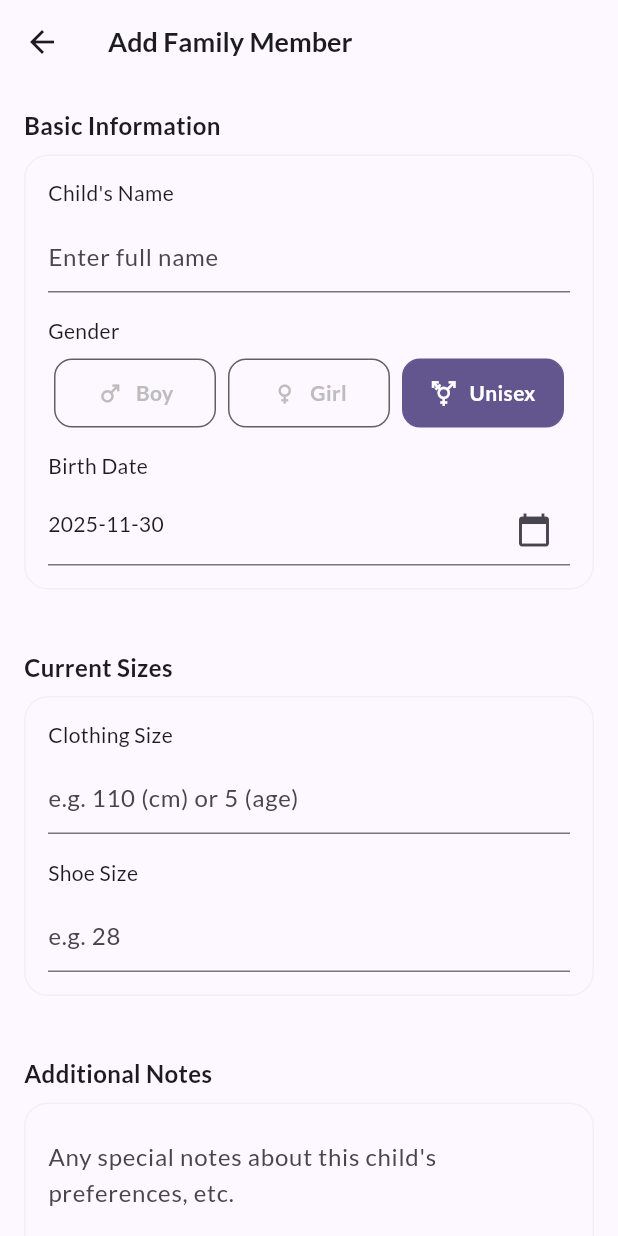
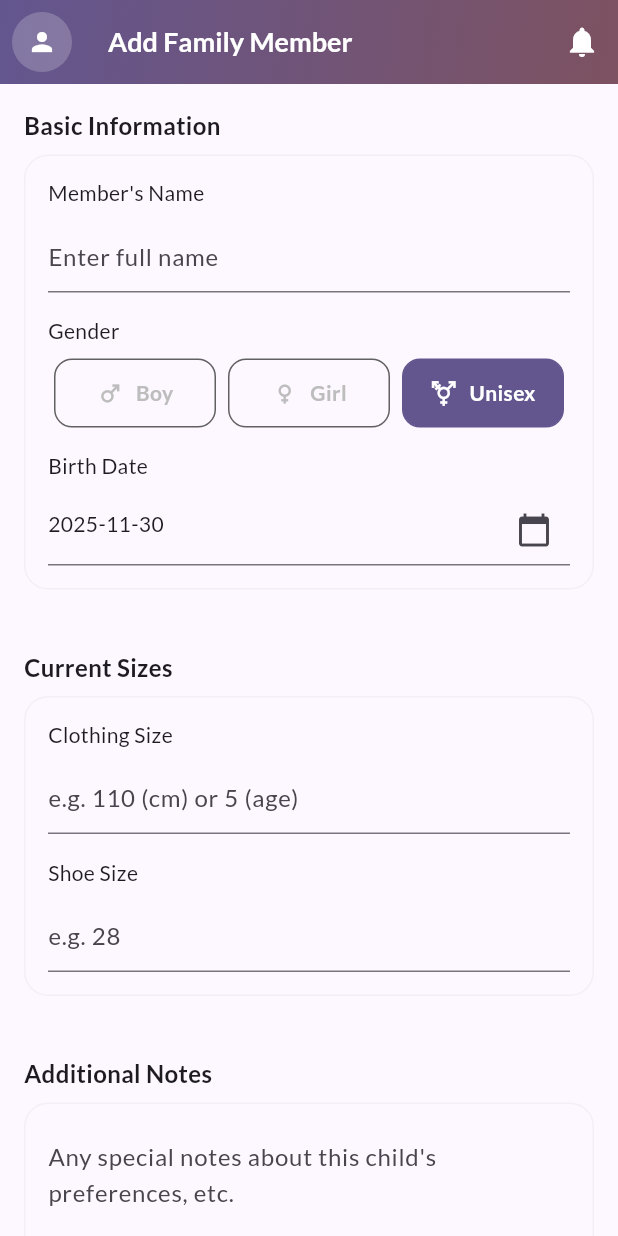
Before and after one commit to MoemenMostafa/SeasonBox, a Flutter app: the AddFamilyMemberScreen screen opened by its route, on a phone screen of 412 x 824 dp. Run offline on Flutter 3.47's test engine with Material 3 defaults, Android fonts, the phone set to English and light mode, and no system bars; our stand-ins replace cloud_firestore, drift, firebase_auth, firebase_core, go_router, google_fonts and 2 more; accounts and stored records are empty; generated files the repository leaves out were written again.

Commit message:
refactor: Migrate to absolute imports in add screens and introduce `SeasonBoxAppBar` in `AddFamilyMemberScreen`.

```diff
--- a/lib/features/members/screens/add_family_member_screen.dart
+++ b/lib/features/members/screens/add_family_member_screen.dart
@@ -1,11 +1,12 @@
 import 'package:flutter/material.dart';
 import 'package:go_router/go_router.dart';
 import 'package:provider/provider.dart';
-import '../../../data/models/family_member.dart';
-import '../../../data/repositories/family_member_repository.dart';
-import '../../../features/auth/data/auth_service.dart';
+import 'package:seasonbox/data/models/family_member.dart';
+import 'package:seasonbox/data/repositories/family_member_repository.dart';
+import 'package:seasonbox/features/auth/data/auth_service.dart';
 import 'package:uuid/uuid.dart';
-import '../../../widgets/app_card.dart';
+import 'package:seasonbox/widgets/app_card.dart';
+import 'package:seasonbox/widgets/season_box_app_bar.dart';
 
 class AddFamilyMemberScreen extends StatefulWidget {
   final FamilyMember? member;
@@ -193,18 +194,9 @@ class _AddFamilyMemberScreenState extends State<AddFamilyMemberScreen> {
 
     return Scaffold(
       backgroundColor: theme.scaffoldBackgroundColor,
-      appBar: AppBar(
-        leading: IconButton(
-          icon: const Icon(Icons.arrow_back),
-          onPressed: () => context.pop(),
-        ),
-        title: Text(
-          widget.member != null ? 'Edit Family Member' : 'Add Family Member',
-          style: const TextStyle(fontSize: 18, fontWeight: FontWeight.w600),
-        ),
-        centerTitle: false,
-        backgroundColor: theme.scaffoldBackgroundColor,
-        elevation: 0,
+      appBar: SeasonBoxAppBar(
+        title:
+            widget.member != null ? 'Edit Family Member' : 'Add Family Member',
         actions: widget.member != null
             ? [
                 IconButton(
@@ -232,7 +224,7 @@ class _AddFamilyMemberScreenState extends State<AddFamilyMemberScreen> {
                       child: Column(
                         crossAxisAlignment: CrossAxisAlignment.start,
                         children: [
-                          const Text('Child\'s Name',
+                          const Text('Member\'s Name',
                               style: TextStyle(fontSize: 14)),
                           const SizedBox(height: 8),
                           TextFormField(
```
Also changed, not shown: lib/features/items/screens/add_item_screen.dart (+10 -10 lines).
